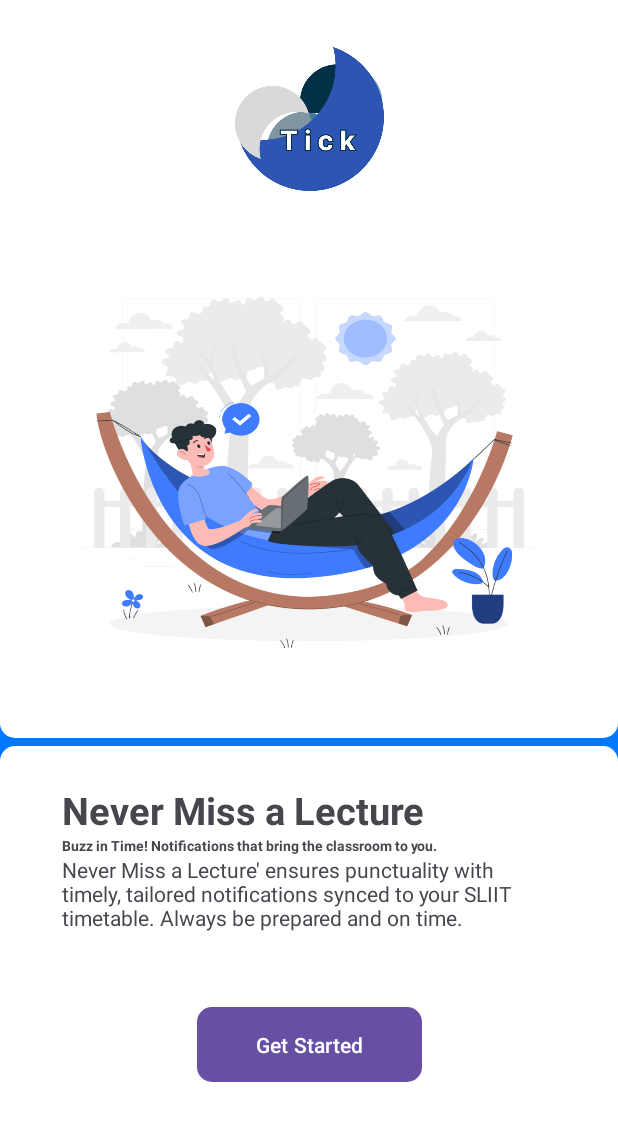
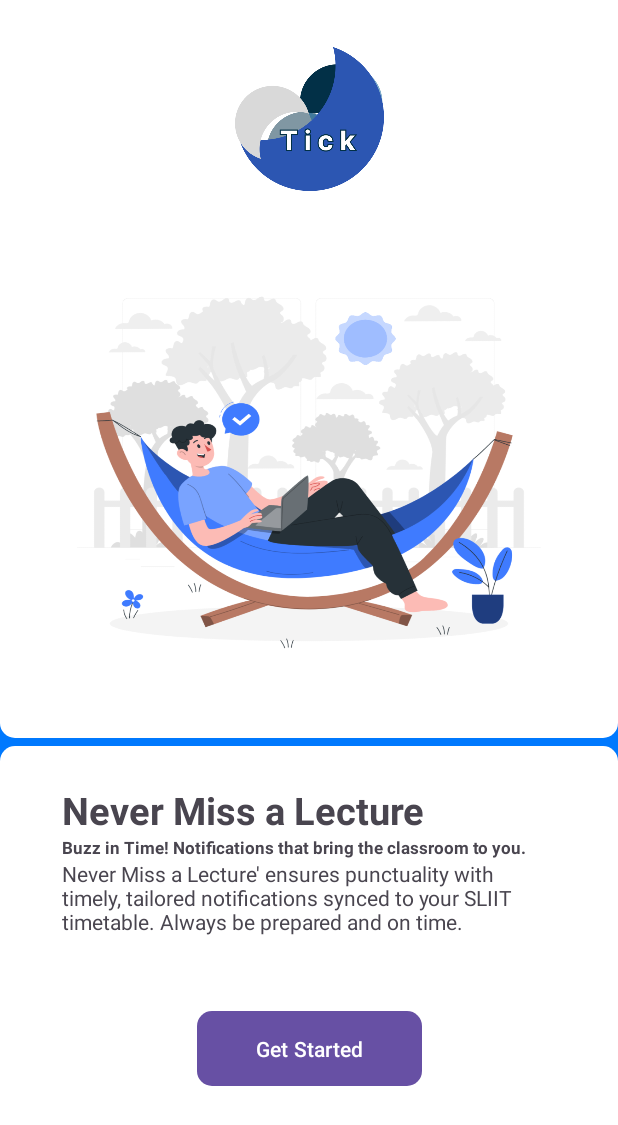
Before and after one commit to prashan-s/Tick, an Android app: the layout activity_onboarding_step_3.xml on its own in the app's theme, with its tools: preview values and no code run, on a phone screen of 412 x 824 dp. Shown: the top 1125 px of the screen. Run offline under Robolectric (Android 15) with nearby library versions, the phone set to English and light mode, and no system bars.

Commit message:
Fixed Warnings in onboarding step 3

```diff
--- a/app/src/main/res/layout/activity_onboarding_step_3.xml
+++ b/app/src/main/res/layout/activity_onboarding_step_3.xml
@@ -27,7 +27,7 @@
             app:layout_constraintLeft_toLeftOf="parent"
             app:layout_constraintRight_toRightOf="parent"
             app:layout_constraintTop_toTopOf="parent"
-            >
+            tools:ignore="ContentDescription">
 
         </ImageView>
 
@@ -45,7 +45,7 @@
             app:layout_constraintLeft_toLeftOf="parent"
             app:layout_constraintRight_toRightOf="parent"
             app:layout_constraintTop_toBottomOf="@+id/logo"
-            >
+            android:importantForAccessibility="no">
 
         </ImageView>
 
@@ -89,7 +89,7 @@
             android:layout_marginStart="41dp"
 
             android:text="@string/onboarding_step_3_subtitle"
-            android:textSize="9sp"
+            android:textSize="11sp"
             android:textStyle="bold"
 
             app:layout_constraintLeft_toLeftOf="parent"
```
